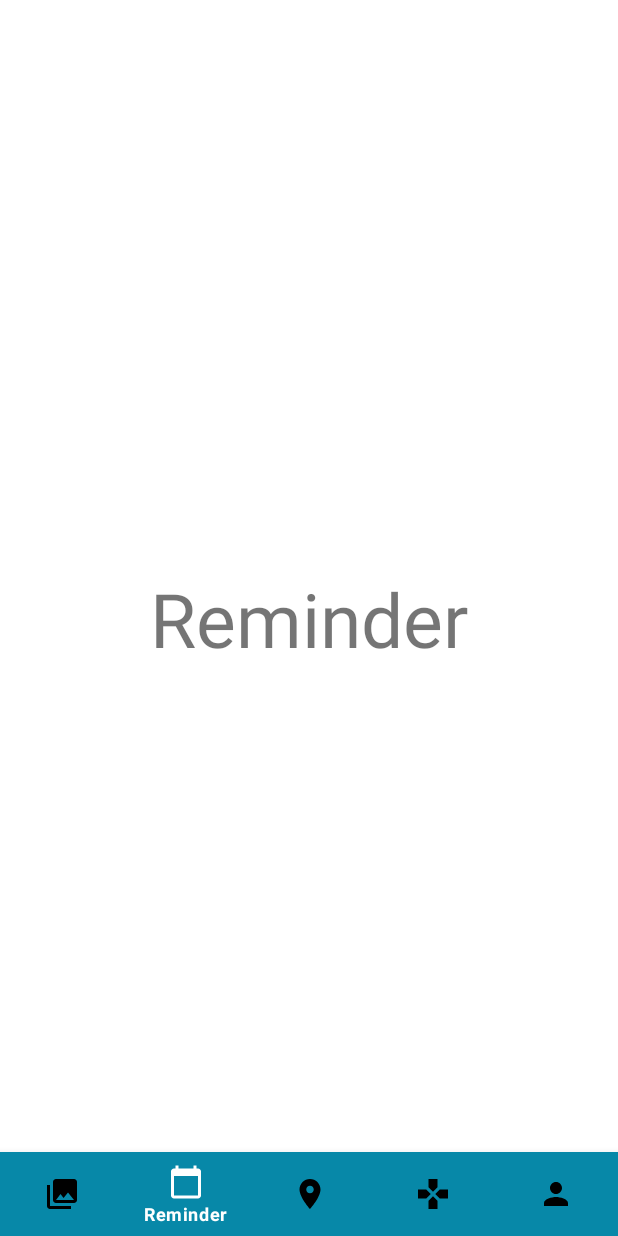
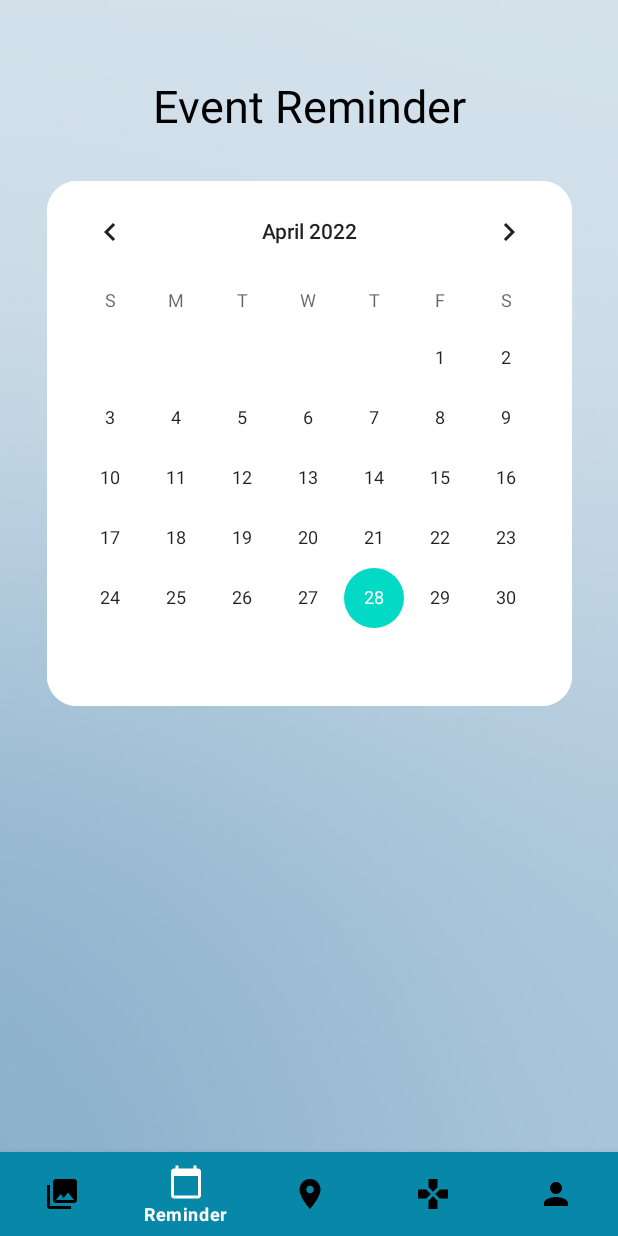
Before and after one commit to sunnayterzi/reHeimer, an Android app: the ReminderActivity screen opened directly, with no data from a screen before it, on a phone screen of 412 x 824 dp. Run offline under Robolectric (Android 15) with nearby library versions, the phone set to English and light mode, and no system bars.

Commit message:
added calendar

```diff
--- /dev/null
+++ b/app/src/main/res/drawable/bg_calen.xml
@@ -0,0 +1,9 @@
+<?xml version="1.0" encoding="utf-8"?>
+<shape xmlns:android="http://schemas.android.com/apk/res/android">
+    <corners
+        android:radius="20dp"
+        />
+    <solid
+        android:color="#FFF"
+        />
+</shape>
--- a/app/src/main/res/layout/activity_reminder.xml
+++ b/app/src/main/res/layout/activity_reminder.xml
@@ -4,20 +4,40 @@
     xmlns:tools="http://schemas.android.com/tools"
     android:layout_width="match_parent"
     android:layout_height="match_parent"
+    android:orientation="vertical"
+    android:background="@drawable/background"
     tools:context=".ReminderActivity">
 
     <TextView
         android:id="@+id/textView3"
         android:layout_width="wrap_content"
         android:layout_height="wrap_content"
-        android:text="Reminder"
-        android:textSize="50sp"
-        app:layout_constraintBottom_toBottomOf="parent"
-        app:layout_constraintLeft_toLeftOf="parent"
-        app:layout_constraintRight_toRightOf="parent"
+        android:layout_marginTop="50dp"
+        android:text="@string/event_reminder"
+        android:textAlignment="center"
+        android:textColor="@color/black"
+        android:textSize="30sp"
+        app:layout_constraintEnd_toEndOf="parent"
+        app:layout_constraintStart_toStartOf="parent"
         app:layout_constraintTop_toTopOf="parent" />
 
+    <androidx.constraintlayout.widget.ConstraintLayout
+        android:layout_width="350dp"
+        android:layout_height="wrap_content"
+        android:layout_marginTop="30dp"
+        app:layout_constraintEnd_toEndOf="parent"
+        app:layout_constraintStart_toStartOf="parent"
+        app:layout_constraintTop_toBottomOf="@+id/textView3">
 
+        <CalendarView
+            android:layout_width="350dp"
+            android:layout_height="350dp"
+            android:background="@drawable/bg_calen"
+            app:layout_constraintEnd_toEndOf="parent"
+            app:layout_constraintTop_toTopOf="parent">
+
+        </CalendarView>
+    </androidx.constraintlayout.widget.ConstraintLayout>
 
     <com.google.android.material.bottomnavigation.BottomNavigationView
         android:id="@+id/bottom_navigator"
--- a/app/src/main/res/values/strings.xml
+++ b/app/src/main/res/values/strings.xml
@@ -1,3 +1,4 @@
 <resources>
     <string name="app_name">Reheimer</string>
+    <string name="event_reminder">Event Reminder</string>
 </resources>
```
